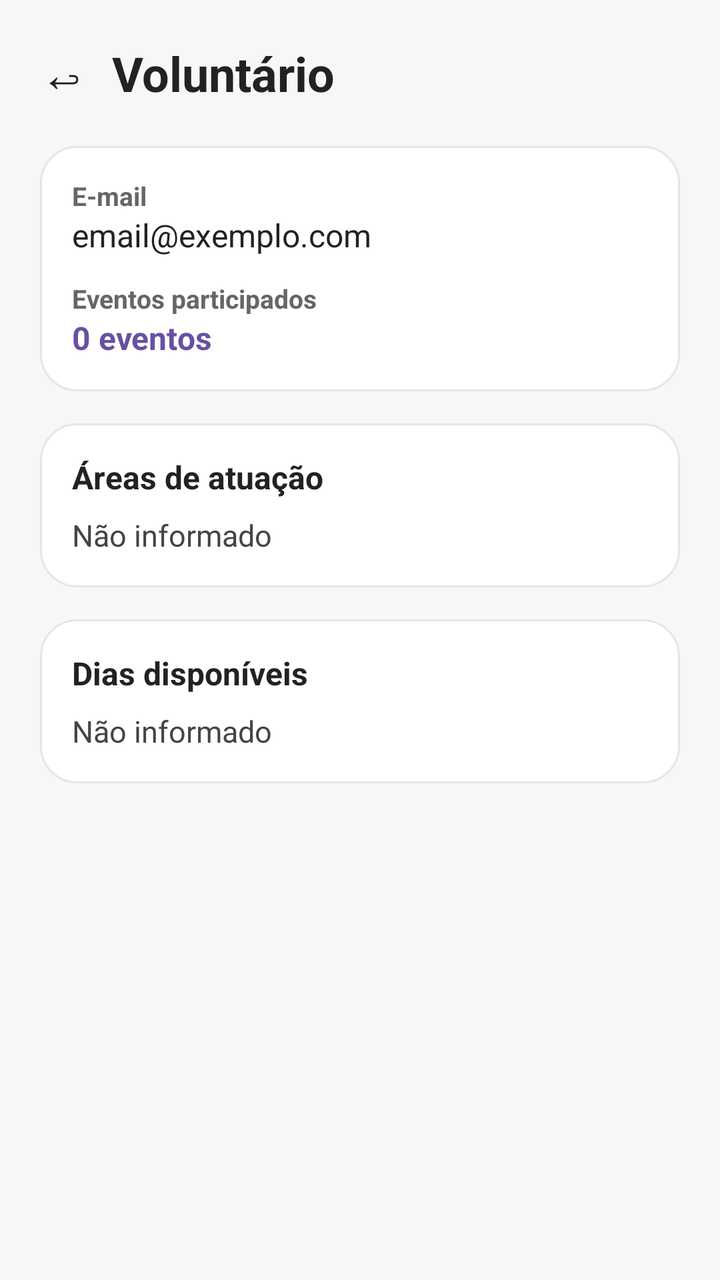
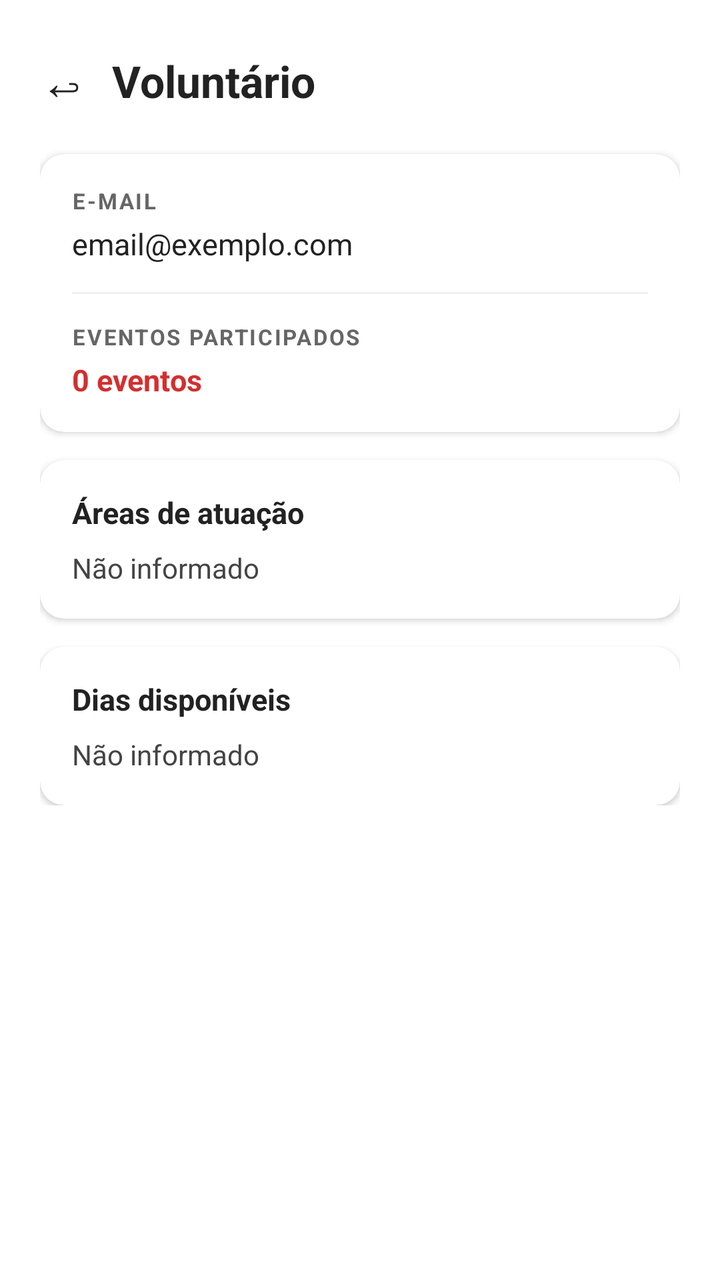

The first picture is an Android layout as it rendered before a commit; the second is the same layout after the commit. The layout source and the unified diff follow.
<!-- AndroidManifest.xml: application theme Theme.Extensao -->
<!-- res/layout/activity_volunteer_detail.xml -->
<?xml version="1.0" encoding="utf-8"?>
<LinearLayout xmlns:android="http://schemas.android.com/apk/res/android"
    android:orientation="vertical"
    android:background="#F7F7F7"
    android:layout_width="match_parent"
    android:layout_height="match_parent">

    <ScrollView
        android:layout_width="match_parent"
        android:layout_height="match_parent">

        <LinearLayout
            android:orientation="vertical"
            android:padding="20dp"
            android:layout_width="match_parent"
            android:layout_height="wrap_content">

            
            <LinearLayout
                android:orientation="horizontal"
                android:layout_width="match_parent"
                android:layout_height="wrap_content"
                android:gravity="center_vertical"
                android:layout_marginBottom="20dp">

                <TextView
                    android:id="@+id/btnVoltar"
                    android:layout_width="wrap_content"
                    android:layout_height="wrap_content"
                    android:text="&#8617;"
                    android:textSize="24sp"
                    android:textColor="#222222"
                    android:paddingEnd="12dp"
                    android:clickable="true"
                    android:focusable="true" />

                <TextView
                    android:id="@+id/txtNomeDetalhe"
                    android:layout_width="0dp"
                    android:layout_height="wrap_content"
                    android:layout_weight="1"
                    android:text="Voluntário"
                    android:textSize="24sp"
                    android:textStyle="bold"
                    android:textColor="#222222" />

            </LinearLayout>

            
            <LinearLayout
                android:orientation="vertical"
                android:background="@drawable/bg_card_evento"
                android:layout_width="match_parent"
                android:layout_height="wrap_content"
                android:padding="16dp"
                android:layout_marginBottom="16dp">

                <TextView
                    android:layout_width="wrap_content"
                    android:layout_height="wrap_content"
                    android:text="E-mail"
                    android:textStyle="bold"
                    android:textSize="13sp"
                    android:textColor="#666666" />

                <TextView
                    android:id="@+id/txtEmailDetalhe"
                    android:layout_width="wrap_content"
                    android:layout_height="wrap_content"
                    android:text="email@exemplo.com"
                    android:textSize="16sp"
                    android:textColor="#222222"
                    android:layout_marginBottom="12dp" />

                <TextView
                    android:layout_width="wrap_content"
                    android:layout_height="wrap_content"
                    android:text="Eventos participados"
                    android:textStyle="bold"
                    android:textSize="13sp"
                    android:textColor="#666666" />

                <TextView
                    android:id="@+id/txtEventosDetalhe"
                    android:layout_width="wrap_content"
                    android:layout_height="wrap_content"
                    android:text="0 eventos"
                    android:textSize="16sp"
                    android:textColor="#6750A4"
                    android:textStyle="bold" />

            </LinearLayout>

            
            <LinearLayout
                android:orientation="vertical"
                android:background="@drawable/bg_card_evento"
                android:layout_width="match_parent"
                android:layout_height="wrap_content"
                android:padding="16dp"
                android:layout_marginBottom="16dp">

                <TextView
                    android:layout_width="wrap_content"
                    android:layout_height="wrap_content"
                    android:text="Áreas de atuação"
                    android:textStyle="bold"
                    android:textSize="16sp"
                    android:textColor="#222222"
                    android:layout_marginBottom="8dp" />

                <TextView
                    android:id="@+id/txtAreasDetalhe"
                    android:layout_width="wrap_content"
                    android:layout_height="wrap_content"
                    android:text="Não informado"
                    android:textSize="15sp"
                    android:textColor="#444444" />

            </LinearLayout>

            
            <LinearLayout
                android:orientation="vertical"
                android:background="@drawable/bg_card_evento"
                android:layout_width="match_parent"
                android:layout_height="wrap_content"
                android:padding="16dp">

                <TextView
                    android:layout_width="wrap_content"
                    android:layout_height="wrap_content"
                    android:text="Dias disponíveis"
                    android:textStyle="bold"
                    android:textSize="16sp"
                    android:textColor="#222222"
                    android:layout_marginBottom="8dp" />

                <TextView
                    android:id="@+id/txtDiasDetalhe"
                    android:layout_width="wrap_content"
                    android:layout_height="wrap_content"
                    android:text="Não informado"
                    android:textSize="15sp"
                    android:textColor="#444444" />

            </LinearLayout>

        </LinearLayout>

    </ScrollView>

</LinearLayout>
<!-- resources referenced by this layout -->
<resources>
  <!-- drawable bg_card_evento (drawable) -->
  <?xml version="1.0" encoding="utf-8"?>
  <shape xmlns:android="http://schemas.android.com/apk/res/android">
      <solid android:color="#FFFFFF"/>
      <corners android:radius="18dp"/>
      <stroke
          android:width="1dp"
          android:color="#E6E6E6"/>
      <padding
          android:left="16dp"
          android:top="16dp"
          android:right="16dp"
          android:bottom="16dp"/>
  </shape>
  <style name="Theme.Extensao" parent="Base.Theme.Extensao" />
  <style name="Base.Theme.Extensao" parent="Theme.Material3.DayNight.NoActionBar">
          
          
      </style>
</resources>

<!-- the commit's change to res/layout/activity_volunteer_detail.xml (unified diff, before → after) -->
@@ -1,7 +1,8 @@
 <?xml version="1.0" encoding="utf-8"?>
 <LinearLayout xmlns:android="http://schemas.android.com/apk/res/android"
+    xmlns:app="http://schemas.android.com/apk/res-auto"
     android:orientation="vertical"
-    android:background="#F7F7F7"
+    android:background="@color/white"
     android:layout_width="match_parent"
     android:layout_height="match_parent">
 
@@ -11,7 +12,10 @@
 
         <LinearLayout
             android:orientation="vertical"
-            android:padding="20dp"
+            android:paddingStart="20dp"
+            android:paddingEnd="20dp"
+            android:paddingTop="24dp"
+            android:paddingBottom="32dp"
             android:layout_width="match_parent"
             android:layout_height="wrap_content">
 
@@ -29,7 +33,7 @@
                     android:layout_height="wrap_content"
                     android:text="&#8617;"
                     android:textSize="24sp"
-                    android:textColor="#222222"
+                    android:textColor="@color/text_primary"
                     android:paddingEnd="12dp"
                     android:clickable="true"
                     android:focusable="true" />
@@ -40,111 +44,145 @@
                     android:layout_height="wrap_content"
                     android:layout_weight="1"
                     android:text="Voluntário"
-                    android:textSize="24sp"
+                    android:textSize="22sp"
                     android:textStyle="bold"
-                    android:textColor="#222222" />
+                    android:textColor="@color/text_primary" />
 
             </LinearLayout>
 
             
-            <LinearLayout
-                android:orientation="vertical"
-                android:background="@drawable/bg_card_evento"
+            <androidx.cardview.widget.CardView
                 android:layout_width="match_parent"
                 android:layout_height="wrap_content"
-                android:padding="16dp"
-                android:layout_marginBottom="16dp">
+                android:layout_marginBottom="14dp"
+                app:cardCornerRadius="12dp"
+                app:cardElevation="2dp"
+                app:cardBackgroundColor="@color/white">
 
-                <TextView
-                    android:layout_width="wrap_content"
+                <LinearLayout
+                    android:orientation="vertical"
+                    android:layout_width="match_parent"
                     android:layout_height="wrap_content"
-                    android:text="E-mail"
-                    android:textStyle="bold"
-                    android:textSize="13sp"
-                    android:textColor="#666666" />
+                    android:padding="16dp">
 
-                <TextView
-                    android:id="@+id/txtEmailDetalhe"
-                    android:layout_width="wrap_content"
-                    android:layout_height="wrap_content"
-                    android:text="email@exemplo.com"
-                    android:textSize="16sp"
-                    android:textColor="#222222"
-                    android:layout_marginBottom="12dp" />
+                    <TextView
+                        android:layout_width="wrap_content"
+                        android:layout_height="wrap_content"
+                        android:text="E-MAIL"
+                        android:textStyle="bold"
+                        android:textSize="11sp"
+                        android:textColor="@color/text_secondary"
+                        android:letterSpacing="0.08"
+                        android:layout_marginBottom="4dp" />
 
-                <TextView
-                    android:layout_width="wrap_content"
-                    android:layout_height="wrap_content"
-                    android:text="Eventos participados"
-                    android:textStyle="bold"
-                    android:textSize="13sp"
-                    android:textColor="#666666" />
+                    <TextView
+                        android:id="@+id/txtEmailDetalhe"
+                        android:layout_width="wrap_content"
+                        android:layout_height="wrap_content"
+                        android:text="email@exemplo.com"
+                        android:textSize="15sp"
+                        android:textColor="@color/text_primary"
+                        android:layout_marginBottom="14dp" />
 
-                <TextView
-                    android:id="@+id/txtEventosDetalhe"
-                    android:layout_width="wrap_content"
-                    android:layout_height="wrap_content"
-                    android:text="0 eventos"
-                    android:textSize="16sp"
-                    android:textColor="#6750A4"
-                    android:textStyle="bold" />
+                    <View
+                        android:layout_width="match_parent"
+                        android:layout_height="1dp"
+                        android:background="@color/divider"
+                        android:layout_marginBottom="14dp" />
 
-            </LinearLayout>
+                    <TextView
+                        android:layout_width="wrap_content"
+                        android:layout_height="wrap_content"
+                        android:text="EVENTOS PARTICIPADOS"
+                        android:textStyle="bold"
+                        android:textSize="11sp"
+                        android:textColor="@color/text_secondary"
+                        android:letterSpacing="0.08"
+                        android:layout_marginBottom="4dp" />
+
+                    <TextView
+                        android:id="@+id/txtEventosDetalhe"
+                        android:layout_width="wrap_content"
+                        android:layout_height="wrap_content"
+                        android:text="0 eventos"
+                        android:textSize="15sp"
+                        android:textColor="@color/primary_red"
+                        android:textStyle="bold" />
+
+                </LinearLayout>
+
+            </androidx.cardview.widget.CardView>
 
             
-            <LinearLayout
-                android:orientation="vertical"
-                android:background="@drawable/bg_card_evento"
+            <androidx.cardview.widget.CardView
                 android:layout_width="match_parent"
                 android:layout_height="wrap_content"
-                android:padding="16dp"
-                android:layout_marginBottom="16dp">
+                android:layout_marginBottom="14dp"
+                app:cardCornerRadius="12dp"
+                app:cardElevation="2dp"
+                app:cardBackgroundColor="@color/white">
 
-                <TextView
-                    android:layout_width="wrap_content"
+                <LinearLayout
+                    android:orientation="vertical"
+                    android:layout_width="match_parent"
                     android:layout_height="wrap_content"
-                    android:text="Áreas de atuação"
-                    android:textStyle="bold"
-                    android:textSize="16sp"
-                    android:textColor="#222222"
-                    android:layout_marginBottom="8dp" />
+                    android:padding="16dp">
 
-                <TextView
-                    android:id="@+id/txtAreasDetalhe"
-                    android:layout_width="wrap_content"
-                    android:layout_height="wrap_content"
-                    android:text="Não informado"
-                    android:textSize="15sp"
-                    android:textColor="#444444" />
+                    <TextView
+                        android:layout_width="wrap_content"
+                        android:layout_height="wrap_content"
+                        android:text="Áreas de atuação"
+                        android:textStyle="bold"
+                        android:textSize="15sp"
+                        android:textColor="@color/text_primary"
+                        android:layout_marginBottom="8dp" />
 
-            </LinearLayout>
+                    <TextView
+                        android:id="@+id/txtAreasDetalhe"
+                        android:layout_width="wrap_content"
+                        android:layout_height="wrap_content"
+                        android:text="Não informado"
+                        android:textSize="14sp"
+                        android:textColor="@color/text_description" />
+
+                </LinearLayout>
+
+            </androidx.cardview.widget.CardView>
 
             
-            <LinearLayout
-                android:orientation="vertical"
-                android:background="@drawable/bg_card_evento"
+            <androidx.cardview.widget.CardView
                 android:layout_width="match_parent"
                 android:layout_height="wrap_content"
-                android:padding="16dp">
+                app:cardCornerRadius="12dp"
+                app:cardElevation="2dp"
+                app:cardBackgroundColor="@color/white">
 
-                <TextView
-                    android:layout_width="wrap_content"
+                <LinearLayout
+                    android:orientation="vertical"
+                    android:layout_width="match_parent"
                     android:layout_height="wrap_content"
-                    android:text="Dias disponíveis"
-                    android:textStyle="bold"
-                    android:textSize="16sp"
-                    android:textColor="#222222"
-                    android:layout_marginBottom="8dp" />
+                    android:padding="16dp">
 
-                <TextView
-                    android:id="@+id/txtDiasDetalhe"
-                    android:layout_width="wrap_content"
-                    android:layout_height="wrap_content"
-                    android:text="Não informado"
-                    android:textSize="15sp"
-                    android:textColor="#444444" />
+                    <TextView
+                        android:layout_width="wrap_content"
+                        android:layout_height="wrap_content"
+                        android:text="Dias disponíveis"
+                        android:textStyle="bold"
+                        android:textSize="15sp"
+                        android:textColor="@color/text_primary"
+                        android:layout_marginBottom="8dp" />
 
-            </LinearLayout>
+                    <TextView
+                        android:id="@+id/txtDiasDetalhe"
+                        android:layout_width="wrap_content"
+                        android:layout_height="wrap_content"
+                        android:text="Não informado"
+                        android:textSize="14sp"
+                        android:textColor="@color/text_description" />
+
+                </LinearLayout>
+
+            </androidx.cardview.widget.CardView>
 
         </LinearLayout>
 
<!-- resource entries referenced after the edit -->
@@ -1,23 +1,28 @@
 <!-- resources referenced by this layout -->
 <resources>
-  <!-- drawable bg_card_evento (drawable) -->
-  <?xml version="1.0" encoding="utf-8"?>
-  <shape xmlns:android="http://schemas.android.com/apk/res/android">
-      <solid android:color="#FFFFFF"/>
-      <corners android:radius="18dp"/>
-      <stroke
-          android:width="1dp"
-          android:color="#E6E6E6"/>
-      <padding
-          android:left="16dp"
-          android:top="16dp"
-          android:right="16dp"
-          android:bottom="16dp"/>
-  </shape>
+  <color name="divider">#F0F0F0</color>
+  <color name="primary_red">#D32F2F</color>
+  <color name="text_description">#444444</color>
+  <color name="text_primary">#222222</color>
+  <color name="text_secondary">#666666</color>
+  <color name="white">#FFFFFFFF</color>
   <style name="Theme.Extensao" parent="Base.Theme.Extensao" />
-  <style name="Base.Theme.Extensao" parent="Theme.Material3.DayNight.NoActionBar">
+  <style name="Base.Theme.Extensao" parent="Theme.Material3.Light.NoActionBar">
+          <item name="colorPrimary">@color/primary_red</item>
+          <item name="colorPrimaryVariant">@color/primary_red_dark</item>
+          <item name="colorOnPrimary">@color/white</item>
+          <item name="colorSecondary">@color/primary_red</item>
+          <item name="colorOnSecondary">@color/white</item>
+          <item name="android:windowBackground">@color/white</item>
+          <item name="colorSurface">@color/white</item>
+          <item name="colorOnSurface">@color/text_primary</item>
           
-          
+          <item name="bottomNavigationStyle">@style/BottomNavStyle</item>
+      </style>
+  <color name="primary_red_dark">#B71C1C</color>
+  <style name="BottomNavStyle" parent="Widget.MaterialComponents.BottomNavigationView">
+          <item name="itemIconTint">@color/bottom_nav_color</item>
+          <item name="itemTextColor">@color/bottom_nav_color</item>
       </style>
 </resources>
 
